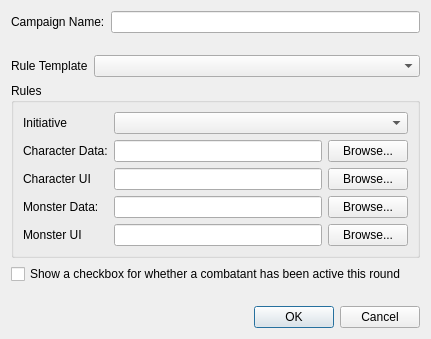
MMetze/DMHelper, file DMHelper/src/newcampaigndialog.ui: the form before one commit.
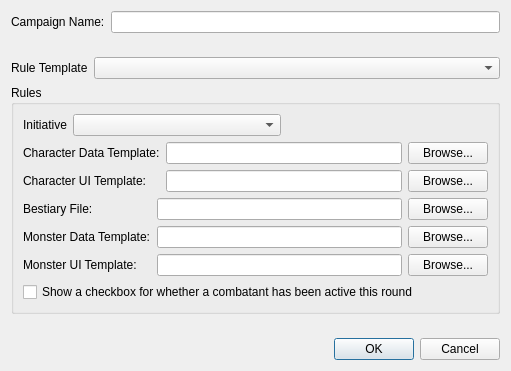
The form after the commit. Icons and pictures are not drawn.

```diff
--- a/DMHelper/src/newcampaigndialog.ui
+++ b/DMHelper/src/newcampaigndialog.ui
@@ -6,8 +6,8 @@
    <rect>
     <x>0</x>
     <y>0</y>
-    <width>431</width>
-    <height>339</height>
+    <width>511</width>
+    <height>371</height>
    </rect>
   </property>
   <property name="windowTitle">
@@ -42,6 +42,9 @@
      <property name="orientation">
       <enum>Qt::Vertical</enum>
      </property>
+     <property name="sizeType">
+      <enum>QSizePolicy::Expanding</enum>
+     </property>
      <property name="sizeHint" stdset="0">
       <size>
        <width>20</width>
@@ -82,15 +85,17 @@
      <property name="title">
       <string>Rules</string>
      </property>
-     <layout class="QFormLayout" name="formLayout">
-      <item row="0" column="0">
+     <layout class="QVBoxLayout" name="verticalLayout_8">
+      <item>
+       <layout class="QHBoxLayout" name="horizontalLayout_2" stretch="0,1,1">
+        <item>
        <widget class="QLabel" name="label_2">
         <property name="text">
          <string>Initiative</string>
         </property>
        </widget>
       </item>
-      <item row="0" column="1">
+        <item>
        <widget class="QComboBox" name="cmbInitiative">
         <property name="sizePolicy">
          <sizepolicy hsizetype="MinimumExpanding" vsizetype="Fixed">
@@ -100,39 +105,60 @@
         </property>
        </widget>
       </item>
-      <item row="1" column="0">
-       <widget class="QLabel" name="label_3">
-        <property name="text">
-         <string>Character Data:</string>
-        </property>
-       </widget>
-      </item>
-      <item row="1" column="1">
+        <item>
+         <spacer name="horizontalSpacer">
+          <property name="orientation">
+           <enum>Qt::Horizontal</enum>
+          </property>
+          <property name="sizeHint" stdset="0">
+           <size>
+            <width>40</width>
+            <height>20</height>
+           </size>
+          </property>
+         </spacer>
+        </item>
+       </layout>
+      </item>
+      <item>
        <layout class="QHBoxLayout" name="horizontalLayout_4">
         <item>
-         <widget class="QLineEdit" name="edtCharacterData"/>
-        </item>
+         <layout class="QVBoxLayout" name="verticalLayout_2">
         <item>
-         <widget class="QPushButton" name="btnBrowseCharacterData">
+           <widget class="QLabel" name="label_3">
           <property name="text">
-           <string>Browse...</string>
+             <string>Character Data Template:</string>
           </property>
          </widget>
         </item>
-       </layout>
-      </item>
-      <item row="2" column="0">
+          <item>
        <widget class="QLabel" name="label_4">
         <property name="text">
-         <string>Character UI</string>
+             <string>Character UI Template:</string>
         </property>
        </widget>
       </item>
-      <item row="2" column="1">
-       <layout class="QHBoxLayout" name="horizontalLayout_2">
+         </layout>
+        </item>
+        <item>
+         <layout class="QVBoxLayout" name="verticalLayout_3">
+          <item>
+           <widget class="QLineEdit" name="edtCharacterData"/>
+          </item>
         <item>
          <widget class="QLineEdit" name="edtCharacterUI"/>
         </item>
+         </layout>
+        </item>
+        <item>
+         <layout class="QVBoxLayout" name="verticalLayout_4">
+          <item>
+           <widget class="QPushButton" name="btnBrowseCharacterData">
+            <property name="text">
+             <string>Browse...</string>
+            </property>
+           </widget>
+          </item>
         <item>
          <widget class="QPushButton" name="btnBrowseCharacterUI">
           <property name="text">
@@ -142,39 +168,64 @@
         </item>
        </layout>
       </item>
-      <item row="3" column="0">
+       </layout>
+      </item>
+      <item>
+       <layout class="QHBoxLayout" name="horizontalLayout_5">
+        <item>
+         <layout class="QVBoxLayout" name="verticalLayout_5">
+          <item>
+           <widget class="QLabel" name="label_8">
+            <property name="text">
+             <string>Bestiary File:</string>
+            </property>
+           </widget>
+          </item>
+          <item>
        <widget class="QLabel" name="label_6">
         <property name="text">
-         <string>Monster Data:</string>
+             <string>Monster Data Template:</string>
         </property>
        </widget>
       </item>
-      <item row="3" column="1">
-       <layout class="QHBoxLayout" name="horizontalLayout_6">
         <item>
-         <widget class="QLineEdit" name="edtMonsterData"/>
-        </item>
-        <item>
-         <widget class="QPushButton" name="btnBrowseMonsterData">
-          <property name="text">
-           <string>Browse...</string>
-          </property>
-         </widget>
-        </item>
-       </layout>
-      </item>
-      <item row="4" column="0">
        <widget class="QLabel" name="label_7">
         <property name="text">
-         <string>Monster UI</string>
+             <string>Monster UI Template:</string>
         </property>
        </widget>
       </item>
-      <item row="4" column="1">
-       <layout class="QHBoxLayout" name="horizontalLayout_7">
+         </layout>
+        </item>
+        <item>
+         <layout class="QVBoxLayout" name="verticalLayout_6">
+          <item>
+           <widget class="QLineEdit" name="edtBestiaryFile"/>
+          </item>
+          <item>
+           <widget class="QLineEdit" name="edtMonsterData"/>
+          </item>
         <item>
          <widget class="QLineEdit" name="edtMonsterUI"/>
         </item>
+         </layout>
+        </item>
+        <item>
+         <layout class="QVBoxLayout" name="verticalLayout_7">
+          <item>
+           <widget class="QPushButton" name="btnBrowseBestiaryFile">
+            <property name="text">
+             <string>Browse...</string>
+            </property>
+           </widget>
+          </item>
+          <item>
+           <widget class="QPushButton" name="btnBrowseMonsterData">
+            <property name="text">
+             <string>Browse...</string>
+            </property>
+           </widget>
+          </item>
         <item>
          <widget class="QPushButton" name="btnBrowseMonsterUI">
           <property name="text">
@@ -185,7 +236,6 @@
        </layout>
       </item>
      </layout>
-    </widget>
    </item>
    <item>
     <widget class="QCheckBox" name="chkCombatantDone">
@@ -198,11 +248,17 @@
      </property>
     </widget>
    </item>
+     </layout>
+    </widget>
+   </item>
    <item>
     <spacer name="verticalSpacer">
      <property name="orientation">
       <enum>Qt::Vertical</enum>
      </property>
+     <property name="sizeType">
+      <enum>QSizePolicy::Expanding</enum>
+     </property>
      <property name="sizeHint" stdset="0">
       <size>
        <width>20</width>
```
Left out of the diff: 1 changed line with no effect on the pictures. Lines whose indentation alone changed are shown as unchanged.
